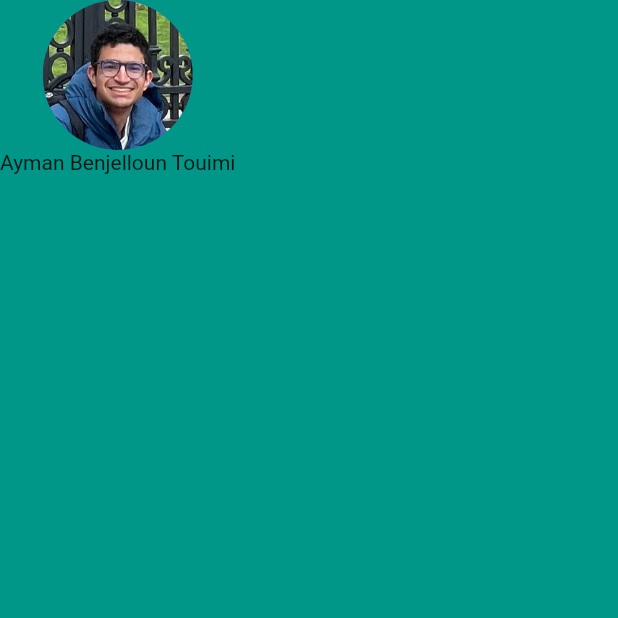
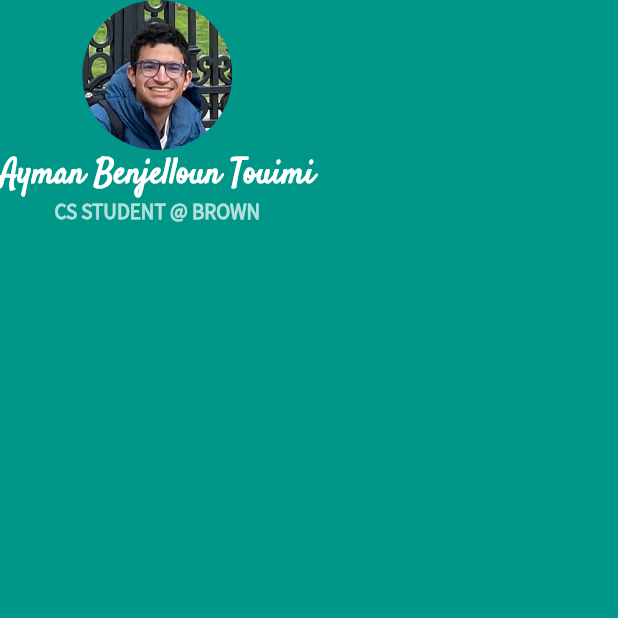
Before and after one commit to Ayma-n/flutter-bootcamp, a Flutter app: the screen it shows after launch, on a phone screen of 412 x 824 dp, the top half of it. Run offline on Flutter 3.47's test engine with Material 2 defaults, Android fonts, the phone set to English and light mode, and no system bars.

Commit message:
Added custom fonts and role to MiCard app

```diff
--- a/mi_card/lib/main.dart
+++ b/mi_card/lib/main.dart
@@ -19,7 +19,21 @@ class MyApp extends StatelessWidget {
                 radius: 50.0,
                 backgroundImage: AssetImage('images/ayman.jpg'),
               ),
-              Text('Ayman Benjelloun Touimi'),
+              Text(
+                'Ayman Benjelloun Touimi',
+                style: TextStyle(
+                  color: Colors.white,
+                  fontWeight: FontWeight.bold,
+                  fontSize: 22.0,
+                  fontFamily: 'Satisfy',
+                ),
+              ),
+              Text('CS STUDENT @ BROWN',
+                  style: TextStyle(
+                    color: Colors.white70,
+                    fontFamily: 'SourceSansPro',
+                    fontWeight: FontWeight.bold,
+                  ))
             ],
           ),
         ),
```
Also changed, not shown: mi_card/pubspec.yaml (+7 -25 lines), mi_card/fonts/Satisfy-Regular.ttf (added), mi_card/fonts/SourceSansPro-Regular.ttf (added).
